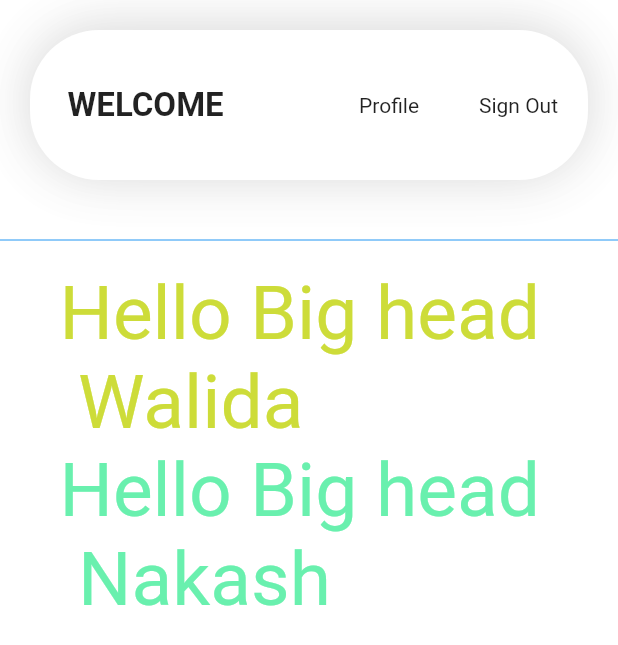
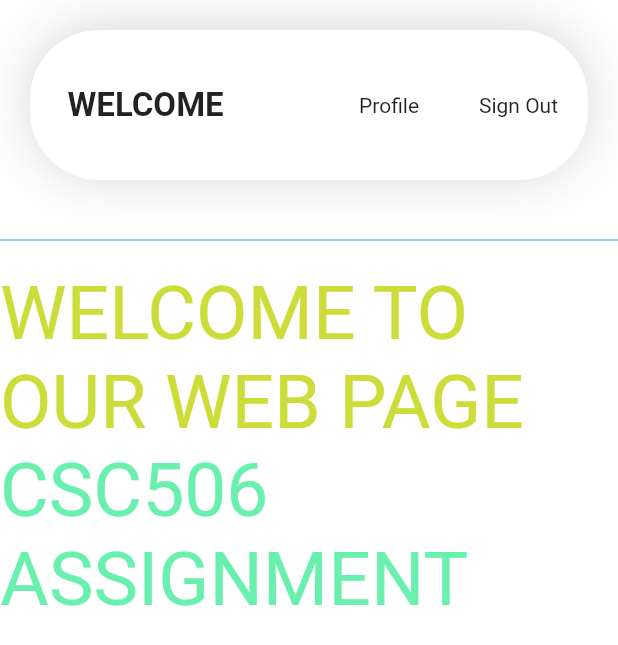
Before and after one commit to famcydaware/csc506-Assignment, a Flutter app: the MyHome screen opened by its route, on a phone screen of 412 x 824 dp. Shown: the top 645 px of the screen. Run offline on Flutter 3.47's test engine with Material 2 defaults, Android fonts, the light colour scheme and no system bars.

Commit message:
CHANGE DISPLAY TEXT

```diff
--- a/lib/home.dart
+++ b/lib/home.dart
@@ -62,11 +62,11 @@
 color:Colors.blue,
 ),
 Text(
-'Hello Big head \n Walida',
+'WELCOME TO OUR WEB PAGE',
 style:TextStyle(color:Colors.lime,fontSize:50),
 ),
 Text(
-'Hello Big head \n Nakash',
+'CSC506 ASSIGNMENT',
 style:TextStyle(color:Colors.greenAccent,fontSize:50),
 )
 ],
```
